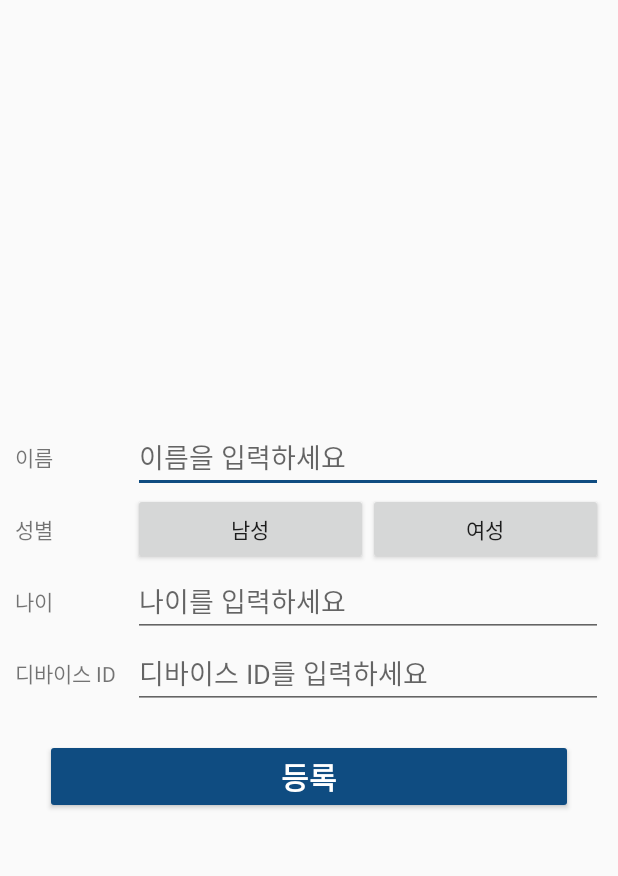
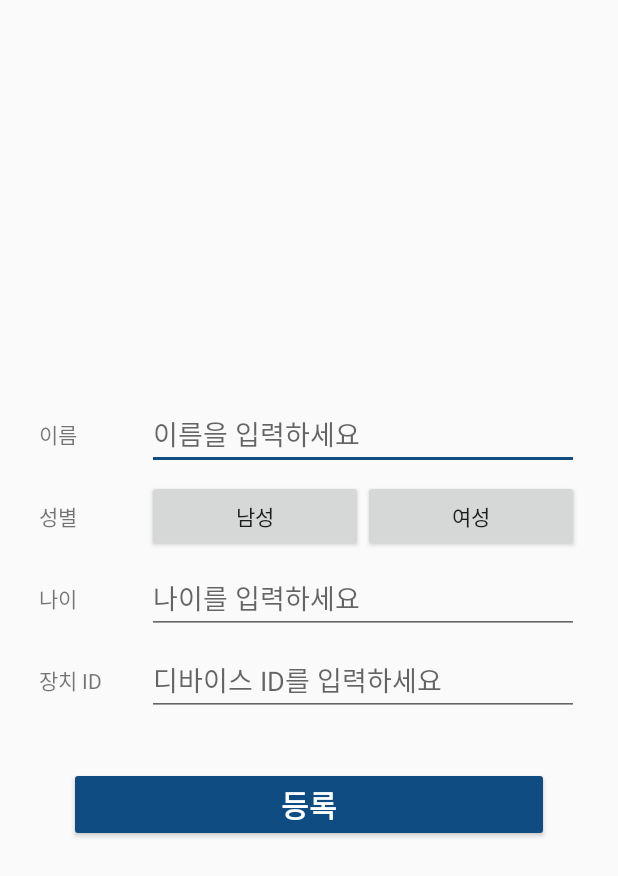
Before and after one commit to NamWoojin/AI_Speaker_Socket, an Android app: the layout activity_add_care_member.xml on its own in the app's theme, with its tools: preview values and no code run, on a phone screen of 412 x 824 dp. Shown: the top 876 px of the screen. Run offline under Robolectric (Android 15) with nearby library versions, the phone set to English and light mode, and no system bars.

Commit message:
GetInfo오류수정

```diff
--- a/app/src/main/java/com/hansung/android/ai_speaker_socket/PublicFunctions.java
+++ b/app/src/main/java/com/hansung/android/ai_speaker_socket/PublicFunctions.java
@@ -13,10 +13,9 @@ import org.json.JSONObject;
 import java.util.ArrayList;
 
 public class PublicFunctions {
-    public static String ip = "192.168.0.112"; // IP
+//    public static String ip = "192.168.0.112"; // IP
+    public static String ip = "192.168.0.27"; // IP
     public static int port = 8888; // PORT
-//    public static String ip = "211.178.81.29"; // IP
-//    public static int port = 50000; // PORT
 
     public static ArrayList<Tag> getArrayListFromJSONString(String jsonString) {
         ArrayList<Tag> output = new ArrayList();
--- a/app/src/main/res/layout/activity_add_care_member.xml
+++ b/app/src/main/res/layout/activity_add_care_member.xml
@@ -2,7 +2,7 @@
 <LinearLayout xmlns:android="http://schemas.android.com/apk/res/android"
     xmlns:app="http://schemas.android.com/apk/res-auto"
     xmlns:tools="http://schemas.android.com/tools"
-    android:layout_width="match_parent"
+    android:layout_width="380dp"
     android:layout_height="wrap_content"
     android:layout_gravity="center"
     android:orientation="vertical"
@@ -10,6 +10,7 @@
     <LinearLayout
         android:layout_width="match_parent"
         android:layout_height="wrap_content"
+        android:layout_marginVertical="15dp"
         android:orientation="vertical">
         <LinearLayout
             android:layout_width="match_parent"
@@ -20,6 +21,7 @@
                 android:layout_width="match_parent"
                 android:layout_height="match_parent"
                 android:layout_weight="1"
+                android:layout_marginVertical="3dp"
                 android:orientation="horizontal">
                 <TextView
                     android:layout_width="match_parent"
@@ -40,6 +42,7 @@
                 android:layout_width="match_parent"
                 android:layout_height="match_parent"
                 android:layout_weight="1"
+                android:layout_marginVertical="3dp"
                 android:orientation="horizontal">
                 <TextView
                     android:layout_width="match_parent"
@@ -72,6 +75,7 @@
                 android:layout_width="match_parent"
                 android:layout_height="match_parent"
                 android:layout_weight="1"
+                android:layout_marginVertical="3dp"
                 android:orientation="horizontal">
                 <TextView
                     android:layout_width="match_parent"
@@ -91,11 +95,12 @@
                 android:layout_width="match_parent"
                 android:layout_height="match_parent"
                 android:layout_weight="1"
+                android:layout_marginVertical="3dp"
                 android:orientation="horizontal">
                 <TextView
                     android:layout_width="match_parent"
                     android:layout_height="match_parent"
-                    android:text="디바이스 ID"
+                    android:text="장치 ID"
                     android:layout_weight="4"
                     android:gravity="left|center"/>
                 <EditText
@@ -113,7 +118,7 @@
         android:layout_width="match_parent"
         android:layout_height="wrap_content"
         android:layout_marginHorizontal="30dp"
-        android:layout_marginTop="20dp"
+        android:layout_marginVertical="15dp"
         android:layout_gravity="center_horizontal"
         android:id="@+id/addCareMemberButton_id"
         android:backgroundTint="@color/colorPrimary"
```
Also changed, not shown: app/src/main/java/com/hansung/android/ai_speaker_socket/DetailScrollingActivity.java (+8 -3 lines), app/src/main/java/com/hansung/android/ai_speaker_socket/Socket_GetInfo.java (+19 -10 lines).
